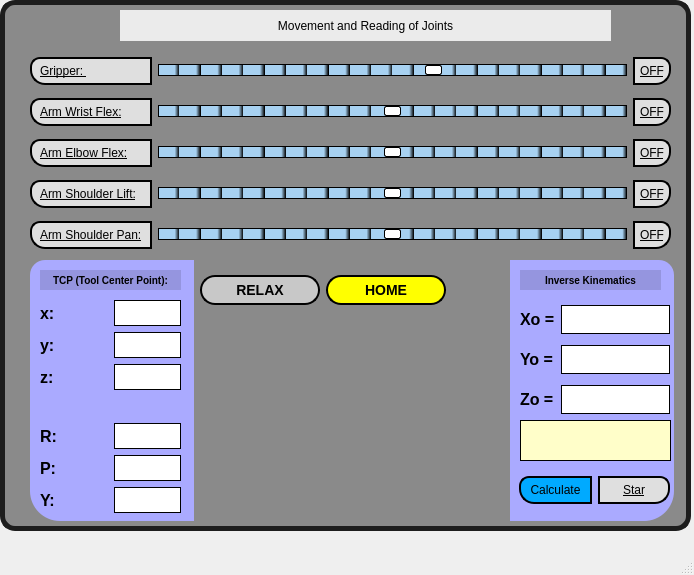
The window that src/test_movements/scripts/SimpleInterfaz.ui (Jadacuor/PincherArmInterface) describes before a commit, drawn with Qt 5.
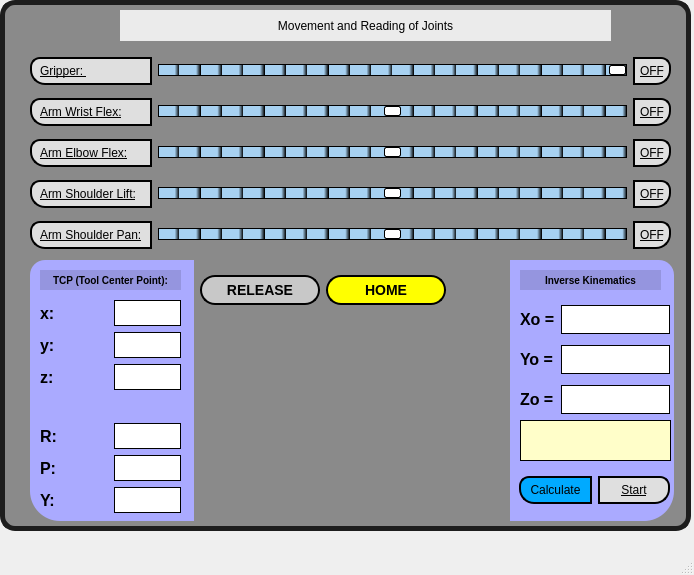
The same window after the commit. Icons and pictures are not drawn.

Commit message: Ajustar detalles menores de visualización ui)

```diff
--- a/src/test_movements/scripts/SimpleInterfaz.ui
+++ b/src/test_movements/scripts/SimpleInterfaz.ui
@@ -274,7 +274,7 @@
          <number>-260</number>
         </property>
         <property name="maximum">
-         <number>180</number>
+         <number>0</number>
         </property>
         <property name="orientation">
          <enum>Qt::Horizontal</enum>
@@ -476,7 +476,7 @@
 </string>
         </property>
         <property name="text">
-         <string>RELAX</string>
+         <string>RELEASE</string>
         </property>
        </widget>
       </item>
@@ -909,7 +909,7 @@
 }</string>
          </property>
          <property name="text">
-          <string>Star</string>
+          <string>Start</string>
          </property>
         </widget>
        </item>
```
The commit also changes 3 other files.
